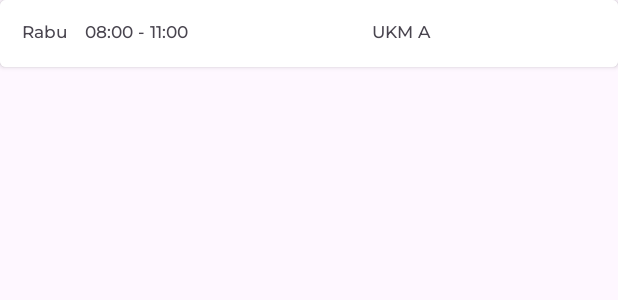
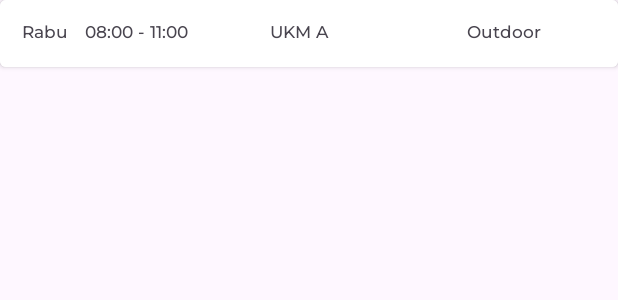
Before and after one commit to kharismasa/BismillahSipfo, an Android app: the layout tabel_jadwal_rutin.xml on its own in the app's theme, with its tools: preview values and no code run, on a phone screen of 412 x 824 dp. Shown: the top 300 px of the screen. Run offline under Robolectric (Android 15) with nearby library versions, the light colour scheme and no system bars.

Commit message:
memperbaiki tabel jadwal rutin
- menambahkan list lapangan pada jadwal rutin
- penyesuaian kode

```diff
--- a/app/src/main/java/com/example/bismillahsipfo/adapter/TabelJadwalRutinAdapter.kt
+++ b/app/src/main/java/com/example/bismillahsipfo/adapter/TabelJadwalRutinAdapter.kt
@@ -15,6 +15,7 @@ class TabelJadwalRutinAdapter(private var jadwalRutinList: List<JadwalRutinWithO
             binding.tvHari.text = jadwalRutin.hari
             binding.tvWaktu.text = "${jadwalRutin.waktuMulai} - ${jadwalRutin.waktuSelesai}"
             binding.tvOrganisasi.text = jadwalRutinWithOrganisasi.namaOrganisasi
+            binding.tvLapangan.text = jadwalRutinWithOrganisasi.namaLapangan.joinToString(", ")
         }
     }
 
--- a/app/src/main/java/com/example/bismillahsipfo/data/model/JadwalRutin.kt
+++ b/app/src/main/java/com/example/bismillahsipfo/data/model/JadwalRutin.kt
@@ -12,5 +12,6 @@ data class JadwalRutin(
     @SerialName("waktu_mulai") @Serializable(with = LocalTimeSerializer::class) val waktuMulai: LocalTime,
     @SerialName("waktu_selesai") @Serializable(with = LocalTimeSerializer::class) val waktuSelesai: LocalTime,
     @SerialName("hari") val hari: String,
-    @SerialName("id_organisasi") val idOrganisasi: Int
+    @SerialName("id_organisasi") val idOrganisasi: Int,
+    @SerialName("list_lapangan") val listLapangan: List<Int>
 )
--- a/app/src/main/res/layout/tabel_jadwal_rutin.xml
+++ b/app/src/main/res/layout/tabel_jadwal_rutin.xml
@@ -46,5 +46,16 @@
             android:padding="6dp"
             android:textSize="11sp"/>
 
+        <TextView
+            android:id="@+id/tvLapangan"
+            android:layout_width="0dp"
+            android:layout_height="wrap_content"
+            android:layout_weight="1"
+            android:text="Outdoor"
+            android:gravity="center_horizontal"
+            android:fontFamily="@font/montserrat_medium"
+            android:padding="6dp"
+            android:textSize="11sp"/>
+
     </LinearLayout>
 </androidx.cardview.widget.CardView>
```
Also changed, not shown: app/src/main/java/com/example/bismillahsipfo/data/repository/FasilitasRepository.kt (+24 -2 lines).
